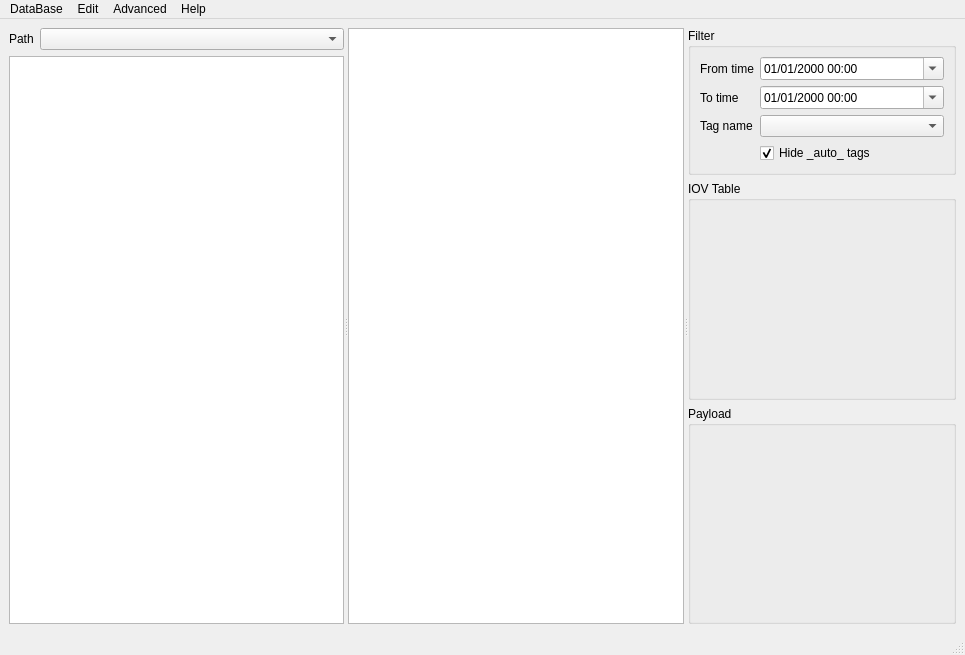
Before: the Qt Designer form LHCb/Tools/CondDBUI/python/CondDBUI/Browser/MainWindow.ui in ibab/lhcb-software, drawn with Qt 5.
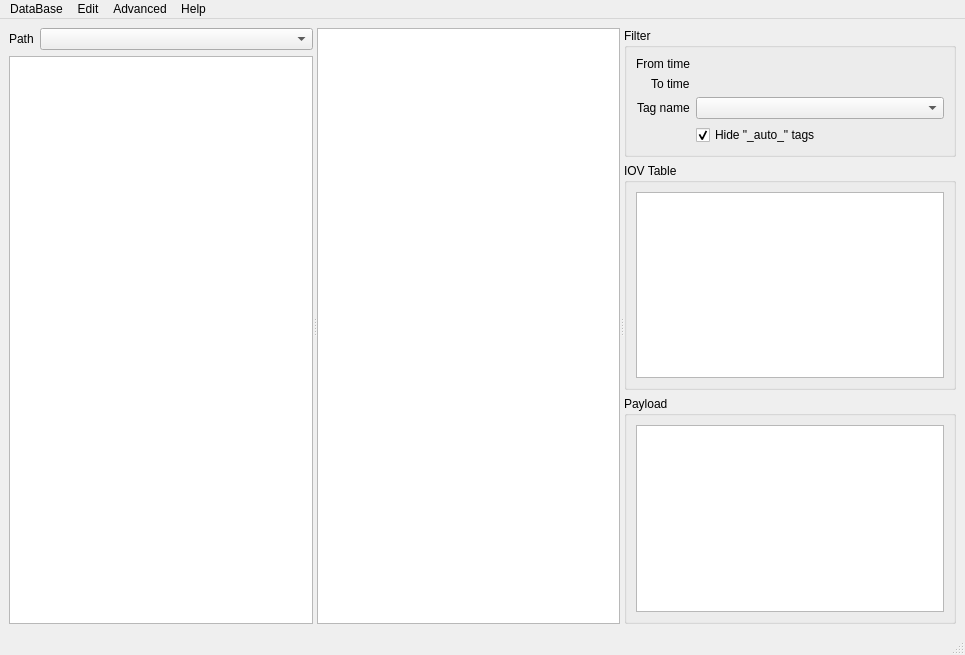
After: the same form once the commit is applied. Icons and pictures are not drawn. Custom widgets are drawn as their Qt base class.

Commit message: Added a customized widget for the IOV in the Filter box.

Diff of the .ui file:
```diff
--- a/LHCb/Tools/CondDBUI/python/CondDBUI/Browser/MainWindow.ui
+++ b/LHCb/Tools/CondDBUI/python/CondDBUI/Browser/MainWindow.ui
@@ -115,6 +115,15 @@
            <string>Filter</string>
           </property>
           <layout class="QFormLayout" name="iovTagFilterLayout" >
+           <property name="fieldGrowthPolicy" >
+            <enum>QFormLayout::ExpandingFieldsGrow</enum>
+           </property>
+           <property name="labelAlignment" >
+            <set>Qt::AlignBottom|Qt::AlignRight|Qt::AlignTrailing</set>
+           </property>
+           <property name="formAlignment" >
+            <set>Qt::AlignLeading|Qt::AlignLeft|Qt::AlignTop</set>
+           </property>
            <item row="0" column="0" >
             <widget class="QLabel" name="sinceLabel" >
              <property name="text" >
@@ -152,7 +161,7 @@
               <string>If checked, the special tags starting with "_auto_" are not displayed.</string>
              </property>
              <property name="text" >
-              <string>Hide _auto_ tags</string>
+              <string>Hide "_auto_" tags</string>
              </property>
              <property name="checked" >
               <bool>true</bool>
@@ -160,73 +169,22 @@
             </widget>
            </item>
            <item row="0" column="1" >
-            <widget class="QDateTimeEdit" name="sinceFilterEdit" >
-             <property name="minimumDate" >
-              <date>
-               <year>1970</year>
-               <month>1</month>
-               <day>1</day>
-              </date>
-             </property>
-             <property name="minimumTime" >
-              <time>
-               <hour>0</hour>
-               <minute>0</minute>
-               <second>0</second>
-              </time>
-             </property>
-             <property name="displayFormat" >
-              <string>dd/MM/yyyy HH:mm</string>
-             </property>
-             <property name="calendarPopup" >
-              <bool>true</bool>
-             </property>
-             <property name="timeSpec" >
-              <enum>Qt::UTC</enum>
+            <widget class="TimePointEdit" native="1" name="sinceFilterWidget" >
+             <property name="sizePolicy" >
+              <sizepolicy vsizetype="Minimum" hsizetype="MinimumExpanding" >
+               <horstretch>0</horstretch>
+               <verstretch>0</verstretch>
+              </sizepolicy>
              </property>
             </widget>
            </item>
            <item row="1" column="1" >
-            <widget class="QDateTimeEdit" name="untilFilterEdit" >
-             <property name="minimumDateTime" >
-              <datetime>
-               <hour>0</hour>
-               <minute>0</minute>
-               <second>0</second>
-               <year>1970</year>
-               <month>1</month>
-               <day>1</day>
-              </datetime>
-             </property>
-             <property name="minimumDate" >
-              <date>
-               <year>1970</year>
-               <month>1</month>
-               <day>1</day>
-              </date>
-             </property>
-             <property name="maximumTime" >
-              <time>
-               <hour>22</hour>
-               <minute>59</minute>
-               <second>59</second>
-              </time>
-             </property>
-             <property name="minimumTime" >
-              <time>
-               <hour>0</hour>
-               <minute>0</minute>
-               <second>0</second>
-              </time>
-             </property>
-             <property name="displayFormat" >
-              <string>dd/MM/yyyy HH:mm</string>
-             </property>
-             <property name="calendarPopup" >
-              <bool>true</bool>
-             </property>
-             <property name="timeSpec" >
-              <enum>Qt::UTC</enum>
+            <widget class="TimePointEdit" native="1" name="untilFilterWidget" >
+             <property name="sizePolicy" >
+              <sizepolicy vsizetype="Minimum" hsizetype="MinimumExpanding" >
+               <horstretch>0</horstretch>
+               <verstretch>0</verstretch>
+              </sizepolicy>
              </property>
             </widget>
            </item>
@@ -244,6 +202,11 @@
           <property name="title" >
            <string>IOV Table</string>
           </property>
+          <layout class="QVBoxLayout" name="verticalLayout" >
+           <item>
+            <widget class="QTableView" name="iovView" />
+           </item>
+          </layout>
          </widget>
         </item>
         <item>
@@ -257,6 +220,11 @@
           <property name="title" >
            <string>Payload</string>
           </property>
+          <layout class="QVBoxLayout" name="verticalLayout_2" >
+           <item>
+            <widget class="QListView" name="payloadView" />
+           </item>
+          </layout>
          </widget>
         </item>
        </layout>
@@ -415,6 +383,27 @@
    </property>
   </action>
  </widget>
+ <customwidgets>
+  <customwidget>
+   <class>TimePointEdit</class>
+   <extends>QWidget</extends>
+   <header>Widgets.h</header>
+   <container>1</container>
+   <slots>
+    <slot>setMinimumDateTime(QDateTime)</slot>
+    <slot>setMaximumDateTime(QDateTime)</slot>
+    <slot>resetMinimumDateTime()</slot>
+    <slot>resetMaximumDateTime()</slot>
+    <signal>dateTimeChanged(QDateTime)</signal>
+    <signal>dateChanged(QDate)</signal>
+    <signal>timeChanged(QTime)</signal>
+    <signal>maxChanged(bool)</signal>
+    <signal>maxChecked()</signal>
+    <signal>maxUnchecked()</signal>
+    <signal>validityKeyChanged(cool::ValidityKey)</signal>
+   </slots>
+  </customwidget>
+ </customwidgets>
  <resources>
   <include location="../../../qt_resources/Resources.qrc" />
  </resources>
```
Left out of the diff: 50 changed lines with no effect on the pictures. The commit also changes 2 other files.
